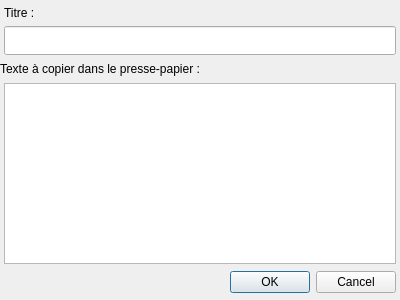
redkite127/fast-clipboard, file ui/edit.ui: the form before one commit.
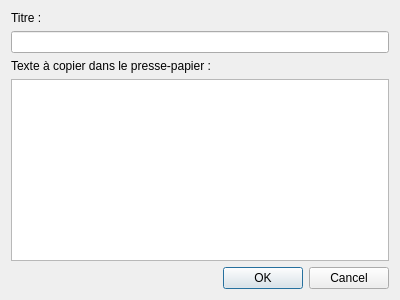
The form after the commit.

What changed in the file:
```diff
--- a/ui/edit.ui
+++ b/ui/edit.ui
@@ -12,15 +12,9 @@
   <property name="windowTitle" >
    <string>FC : Edit</string>
   </property>
+  <layout class="QVBoxLayout" name="verticalLayout" >
+   <item>
   <widget class="QLabel" name="label" >
-   <property name="geometry" >
-    <rect>
-     <x>4</x>
-     <y>4</y>
-     <width>392</width>
-     <height>18</height>
-    </rect>
-   </property>
    <property name="text" >
     <string>Titre :</string>
    </property>
@@ -28,35 +22,29 @@
     <cstring>titre</cstring>
    </property>
   </widget>
-  <widget class="QLineEdit" name="titre" >
-   <property name="geometry" >
-    <rect>
-     <x>4</x>
-     <y>26</y>
-     <width>392</width>
-     <height>29</height>
-    </rect>
-   </property>
-  </widget>
+   </item>
+   <item>
+    <widget class="QLineEdit" name="titre" />
+   </item>
+   <item>
+    <widget class="QLabel" name="label_2" >
+     <property name="text" >
+      <string>Texte à copier dans le presse-papier :</string>
+     </property>
+    </widget>
+   </item>
+   <item>
   <widget class="QPlainTextEdit" name="texte" >
-   <property name="geometry" >
-    <rect>
-     <x>4</x>
-     <y>83</y>
-     <width>392</width>
-     <height>181</height>
-    </rect>
-   </property>
-  </widget>
+     <property name="sizePolicy" >
+      <sizepolicy vsizetype="Expanding" hsizetype="Expanding" >
+       <horstretch>0</horstretch>
+       <verstretch>1</verstretch>
+      </sizepolicy>
+     </property>
+    </widget>
+   </item>
+   <item>
   <widget class="QDialogButtonBox" name="buttonBox" >
-   <property name="geometry" >
-    <rect>
-     <x>4</x>
-     <y>268</y>
-     <width>392</width>
-     <height>28</height>
-    </rect>
-   </property>
    <property name="orientation" >
     <enum>Qt::Horizontal</enum>
    </property>
@@ -64,19 +52,8 @@
     <set>QDialogButtonBox::Cancel|QDialogButtonBox::Ok</set>
    </property>
   </widget>
-  <widget class="QLabel" name="label_2" >
-   <property name="geometry" >
-    <rect>
-     <x>0</x>
-     <y>60</y>
-     <width>390</width>
-     <height>18</height>
-    </rect>
-   </property>
-   <property name="text" >
-    <string>Texte à copier dans le presse-papier :</string>
-   </property>
-  </widget>
+   </item>
+  </layout>
  </widget>
  <resources/>
  <connections>
```
Lines whose indentation alone changed are shown as unchanged.
